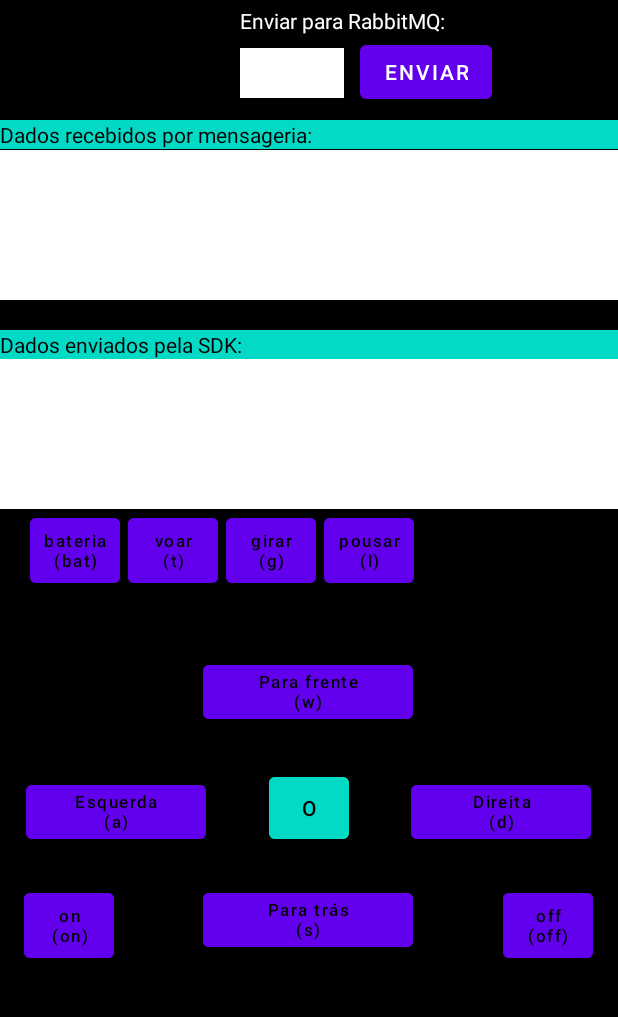
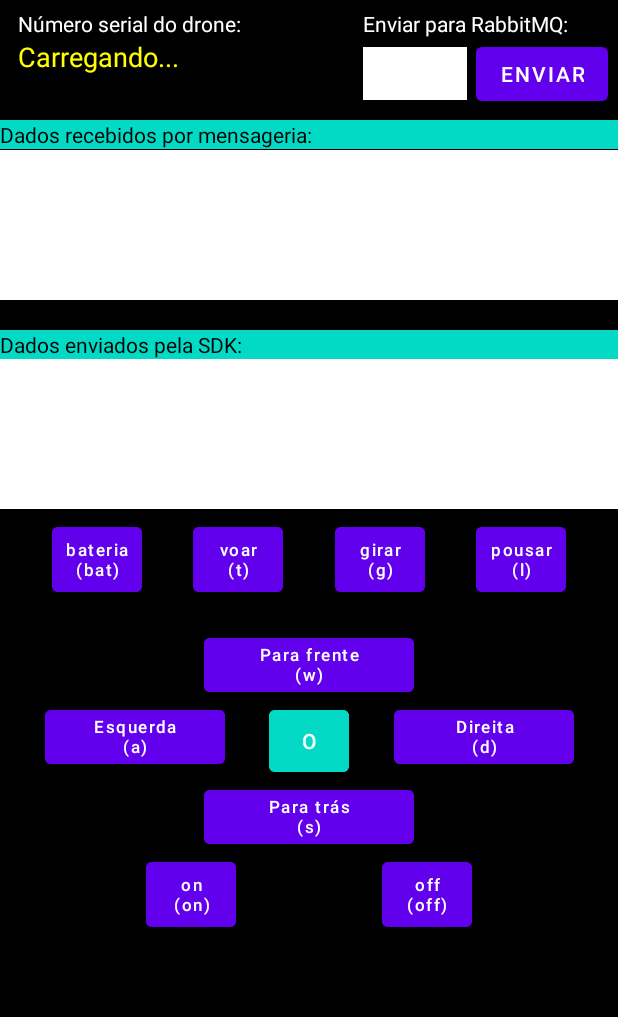
Before and after one commit to bcfreitas/ControlePorMensageria, an Android app: the ControleActivity screen opened directly, with no data from a screen before it, on a phone screen of 412 x 824 dp, the part 84-1101 px from its top. Run offline under Robolectric (Android 15) with nearby library versions, the phone set to English and light mode, and no system bars; libraries missing offline, so code that uses them is left out: com.rabbitmq.client, dji.common.battery, dji.common.error, dji.common.flightcontroller, dji.common.util and 4 more; 1 statement that could not run was skipped.

Commit message:
mostrando o serial do Drone que está conectado

```diff
--- a/app/src/main/java/com/bcfreitas/controlepormensageria/ControleActivity.java
+++ b/app/src/main/java/com/bcfreitas/controlepormensageria/ControleActivity.java
@@ -11,6 +11,7 @@ import android.os.Bundle;
 import android.os.Handler;
 import android.os.Looper;
 import android.os.Message;
+import android.util.Log;
 import android.view.View;
 import android.widget.ScrollView;
 import android.widget.TextView;
@@ -28,6 +29,7 @@ import dji.common.battery.BatteryState;
 import dji.common.error.DJIError;
 import dji.common.flightcontroller.virtualstick.FlightControlData;
 import dji.common.util.CommonCallbacks;
+import dji.sdk.base.BaseComponent;
 import dji.sdk.base.BaseProduct;
 import dji.sdk.flightcontroller.FlightController;
 import dji.sdk.products.Aircraft;
@@ -56,12 +58,27 @@ public class ControleActivity extends AppCompatActivity {
     private TurnOffMotors turnOffMotors;
     private GetBatteryLevel getBatteryLevel;
     private int nivelBateria;
+    private String serialNumber;
+    private BaseComponent.ComponentListener mDJIComponentListener = new BaseComponent.ComponentListener() {
+
+        @Override
+        public void onConnectivityChange(boolean isConnected) {
+            showToast("Drone conectado = " + isConnected);
+            consultarSerialDrone();
+        }
+    };
 
     private float pitch;
     private float roll;
     private float yaw;
     private float throttle;
 
+    private BroadcastReceiver localBroadcaster= new BroadcastReceiver() {
+        @Override
+        public void onReceive(Context context, Intent intent) {
+            atualizarViewSerial(intent.getExtras().getString("serial"));
+        }
+    };
 
     private BroadcastReceiver mensageria = new BroadcastReceiver() {
         @Override
@@ -102,12 +119,16 @@ public class ControleActivity extends AppCompatActivity {
         LocalBroadcastManager.getInstance(getApplicationContext()).registerReceiver((mensageria),
                 new IntentFilter("comandoIntent")
         );
+        LocalBroadcastManager.getInstance(getApplicationContext()).registerReceiver((localBroadcaster),
+                new IntentFilter("serialIntent")
+        );
     }
 
     @Override
     public void onStop() {
         super.onStop();
         LocalBroadcastManager.getInstance(getApplicationContext()).unregisterReceiver(mensageria);
+        LocalBroadcastManager.getInstance(getApplicationContext()).unregisterReceiver(localBroadcaster);
     }
 
     @Override
@@ -128,6 +149,12 @@ public class ControleActivity extends AppCompatActivity {
 
         MensageriaThread mensageriaThread = new MensageriaThread(getApplicationContext());
         mensageriaThread.start();
+
+        handler.postDelayed(new Runnable() {
+            public void run() {
+                consultarSerialDrone();
+            }
+        }, 2000);
 
         findViewById(R.id.btnSendMessage).setOnClickListener(new View.OnClickListener() {
             @Override
@@ -608,4 +635,46 @@ public class ControleActivity extends AppCompatActivity {
         }
     }
 
+    public void consultarSerialDrone(){
+        if(getAircraftInstance() != null && getAircraftInstance().getFlightController()!=null) {
+            getAircraftInstance().getFlightController().getSerialNumber(new CommonCallbacks.CompletionCallbackWith<String>() {
+                @Override
+                public void onSuccess(String s) {
+                    serialNumber = s;
+                    enviaDadosParaThreadPrincipal(s + "\n Conectado!");
+                }
+
+                @Override
+                public void onFailure(DJIError djiError) {
+                    showToast("getSerialNumber failed: " + djiError.getDescription());
+                    enviaDadosParaThreadPrincipal(null);
+                }
+            });
+        } else {
+            enviaDadosParaThreadPrincipal(null);
+        }
+    }
+
+    public void atualizarViewSerial(String serial){
+        if(serial != null) {
+            ((TextView) findViewById(R.id.serialDrone)).setText(serialNumber);
+            ((TextView) findViewById(R.id.serialDrone)).setTextColor(getResources().getColor(R.color.green));
+        } else {
+            ((TextView) findViewById(R.id.serialDrone)).setText("Desconectado!");
+            ((TextView) findViewById(R.id.serialDrone)).setTextColor(getResources().getColor(R.color.red));
+        }
+    }
+
+
+    /**
+     * Usado para enviar intent de modificação do texto do serial do drone
+     * @param message
+     */
+    private void enviaDadosParaThreadPrincipal(String message){
+        Intent intent = new Intent("serialIntent");
+        intent.removeExtra("serial");
+        intent.putExtra ("serial", message);
+        LocalBroadcastManager.getInstance(getApplicationContext()).sendBroadcast(intent);
+    }
+
 }
--- a/app/src/main/res/layout/activity_controle.xml
+++ b/app/src/main/res/layout/activity_controle.xml
@@ -8,91 +8,143 @@
     android:backgroundTint="@color/black"
     tools:context=".ControleActivity">
 
+    <androidx.constraintlayout.widget.ConstraintLayout
+        android:layout_width="170dp"
+        android:layout_height="70dp"
+        android:layout_marginTop="6dp"
+        android:layout_marginRight="6dp"
+        app:layout_constraintEnd_toEndOf="parent"
+        app:layout_constraintTop_toTopOf="parent">
+
+        <TextView
+            android:id="@+id/labelRabbitMQ"
+            android:layout_width="wrap_content"
+            android:layout_height="wrap_content"
+            android:layout_marginLeft="6dp"
+            android:text="Enviar para RabbitMQ:"
+            android:textColor="@color/white"
+            app:layout_constraintStart_toStartOf="parent"
+            app:layout_constraintTop_toTopOf="parent" />
+
+        <EditText
+            android:id="@+id/inputMsgRabbitMQ"
+            android:layout_width="69dp"
+            android:layout_height="35dp"
+            android:layout_marginLeft="6dp"
+            android:layout_marginTop="6dp"
+            android:background="@color/white"
+            android:backgroundTint="@color/white"
+            android:ems="10"
+            android:text=" "
+            app:layout_constraintStart_toStartOf="parent"
+            app:layout_constraintTop_toBottomOf="@id/labelRabbitMQ" />
+
+        <Button
+            android:id="@+id/btnSendMessage"
+            android:layout_width="wrap_content"
+            android:layout_height="wrap_content"
+            android:layout_marginLeft="6dp"
+            android:text="Enviar"
+            app:layout_constraintStart_toEndOf="@id/inputMsgRabbitMQ"
+            app:layout_constraintTop_toBottomOf="@id/labelRabbitMQ" />
+
+    </androidx.constraintlayout.widget.ConstraintLayout>
+
     <Button
         android:id="@+id/botao_bateria"
         android:layout_width="60dp"
         android:layout_height="55dp"
-        android:layout_marginStart="20dp"
+        android:layout_marginTop="6dp"
         android:backgroundTint="@color/purple_500"
         android:padding="2dp"
         android:text="bateria\n(bat)"
         android:textAllCaps="false"
-        android:textColor="@color/black"
+        android:textColor="@color/white"
         android:textSize="11dp"
-        tools:layout_editor_absoluteY="372dp"
-        app:layout_constraintStart_toStartOf="parent
-"
-        app:layout_constraintTop_toBottomOf="@id/scrollLogSDK"/>
+        app:layout_constraintTop_toBottomOf="@+id/scrollLogSDK"
+        app:layout_constraintEnd_toStartOf="@+id/botao_takeoff"
+        app:layout_constraintHorizontal_bias="0.5"
+        app:layout_constraintStart_toStartOf="parent" />
 
     <Button
         android:id="@+id/botao_takeoff"
         android:layout_width="60dp"
         android:layout_height="55dp"
-        android:layout_marginStart="65dp"
         android:backgroundTint="@color/purple_500"
-        android:padding="1dp"
+        android:padding="2dp"
+        android:layout_marginTop="6dp"
         android:text="voar\n(t)"
         android:textAllCaps="false"
-        android:textColor="@color/black"
+        android:textColor="@color/white"
         android:textSize="11dp"
-        tools:layout_editor_absoluteX="68dp"
-        tools:layout_editor_absoluteY="372dp"
-        app:layout_constraintStart_toStartOf="@id/botao_bateria"
-        app:layout_constraintTop_toBottomOf="@id/scrollLogSDK"/>
+        app:layout_constraintEnd_toStartOf="@+id/botao_girar"
+        app:layout_constraintHorizontal_bias="0.5"
+        app:layout_constraintStart_toEndOf="@+id/botao_bateria"
+        app:layout_constraintTop_toBottomOf="@+id/scrollLogSDK" />
 
     <Button
         android:id="@+id/botao_girar"
         android:layout_width="60dp"
         android:layout_height="55dp"
-        android:layout_marginStart="65dp"
+        android:layout_marginTop="6dp"
+        android:padding="2dp"
         android:backgroundTint="@color/purple_500"
         android:text="girar\n(g)"
         android:textAllCaps="false"
-        android:textColor="@color/black"
+        android:textColor="@color/white"
         android:textSize="11dp"
-        tools:layout_editor_absoluteX="137dp"
-        tools:layout_editor_absoluteY="372dp"
-        app:layout_constraintStart_toStartOf="@id/botao_takeoff"
-        app:layout_constraintTop_toBottomOf="@id/scrollLogSDK"/>
+        app:layout_constraintEnd_toStartOf="@+id/botao_land"
+        app:layout_constraintHorizontal_bias="0.5"
+        app:layout_constraintStart_toEndOf="@+id/botao_takeoff"
+        app:layout_constraintTop_toBottomOf="@+id/scrollLogSDK" />
 
     <Button
         android:id="@+id/botao_land"
         android:layout_width="60dp"
         android:layout_height="55dp"
-        android:layout_marginStart="65dp"
+        android:layout_marginTop="6dp"
         android:backgroundTint="@color/purple_500"
-        android:padding="1dp"
+        android:padding="2dp"
         android:text="pousar\n(l)"
         android:textAllCaps="false"
-        android:textColor="@color/black"
+        android:textColor="@color/white"
         android:textSize="11dp"
-        tools:layout_editor_absoluteX="206dp"
-        tools:layout_editor_absoluteY="372dp"
-        app:layout_constraintStart_toStartOf="@id/botao_girar"
-        app:layout_constraintTop_toBottomOf="@id/scrollLogSDK"/>
+        app:layout_constraintEnd_toEndOf="parent"
+        app:layout_constraintHorizontal_bias="0.5"
+        app:layout_constraintStart_toEndOf="@+id/botao_girar"
+        app:layout_constraintTop_toBottomOf="@+id/scrollLogSDK" />
 
-    <Button
-        android:id="@+id/btnSendMessage"
-        android:layout_width="wrap_content"
-        android:layout_height="wrap_content"
-        android:layout_marginStart="240dp"
-        android:layout_marginTop="24dp"
-        android:text="Enviar"
+    <androidx.constraintlayout.widget.ConstraintLayout
+        android:layout_width="200dp"
+        android:layout_height="70dp"
+        android:layout_marginTop="6dp"
+        android:layout_marginLeft="6dp"
         app:layout_constraintStart_toStartOf="parent"
-        app:layout_constraintTop_toTopOf="parent" />
+        app:layout_constraintTop_toTopOf="parent">
 
-    <EditText
-        android:id="@+id/inputMsgRabbitMQ"
-        android:layout_width="69dp"
-        android:layout_height="33dp"
-        android:layout_marginStart="160dp"
-        android:layout_marginTop="32dp"
-        android:background="@color/white"
-        android:backgroundTint="@color/white"
-        android:ems="10"
-        android:text=" "
-        app:layout_constraintStart_toStartOf="parent"
-        app:layout_constraintTop_toTopOf="parent" />
+        <TextView
+            android:id="@+id/labelSerial"
+            android:layout_width="wrap_content"
+            android:layout_height="wrap_content"
+            android:layout_marginLeft="6dp"
+            android:text="Número serial do drone:"
+            android:textColor="@color/white"
+            app:layout_constraintStart_toStartOf="parent"
+            app:layout_constraintTop_toTopOf="parent" />
+
+        <TextView
+            android:id="@+id/serialDrone"
+            android:layout_width="wrap_content"
+            android:layout_height="wrap_content"
+            android:layout_marginLeft="6dp"
+            android:text="Carregando..."
+            android:textColor="@color/yellow"
+            android:textSize="18dp"
+            app:layout_constraintStart_toStartOf="parent"
+            app:layout_constraintTop_toBottomOf="@id/labelSerial"
+            />
+
+    </androidx.constraintlayout.widget.ConstraintLayout>
 
     <TextView
         android:id="@+id/labelLogComandos"
@@ -131,7 +183,7 @@
             android:layout_marginTop="1dp"
             android:background="@color/white"
             android:text=""
-            android:textColor="@color/black" />
+            android:textColor="@color/white" />
 
     </ScrollView>
 
@@ -152,7 +204,6 @@
         android:id="@+id/scrollLogSDK"
         android:layout_width="match_parent"
         android:layout_height="100dp"
-        android:layout_marginTop="0dp"
         android:background="@color/white"
         android:fadeScrollbars="false"
         android:fillViewport="true"
@@ -161,8 +212,7 @@
         android:scrollbarSize="4dp"
         android:verticalScrollbarPosition="right"
         app:layout_constraintTop_toBottomOf="@id/labelLogSDK"
-        tools:layout_editor_absoluteX="196dp"
-        tools:layout_editor_absoluteY="203dp">
+        tools:layout_editor_absoluteX="196dp">
 
         <TextView
             android:id="@+id/logComandosSDK"
@@ -172,7 +222,7 @@
             android:layout_marginTop="1dp"
             android:background="@color/white"
             android:text=""
-            android:textColor="@color/black" />
+            android:textColor="@color/white" />
 
     </ScrollView>
 
@@ -180,121 +230,111 @@
         android:id="@+id/botao_frente"
         android:layout_width="140dp"
         android:layout_height="wrap_content"
-        android:layout_marginStart="135dp"
-        android:layout_marginTop="437dp"
         android:backgroundTint="@color/purple_500"
+        android:layout_marginTop="80dp"
         android:padding="1dp"
         android:text="Para frente\n(w)"
         android:textAllCaps="false"
-        android:textColor="@color/black"
+        android:textColor="@color/white"
         android:textSize="11dp"
+        app:layout_constraintEnd_toEndOf="parent"
+        app:layout_constraintHorizontal_bias="0.5"
         app:layout_constraintStart_toStartOf="parent"
-        app:layout_constraintTop_toTopOf="parent" />
+        app:layout_constraintTop_toBottomOf="@id/scrollLogSDK" />
 
     <Button
         android:id="@+id/botao_off"
         android:layout_width="60dp"
         android:layout_height="55dp"
-        android:layout_marginStart="335dp"
-        android:layout_marginTop="589dp"
         android:backgroundTint="@color/purple_500"
         android:padding="1dp"
         android:text="off\n(off)"
         android:textAllCaps="false"
-        android:textColor="@color/black"
+        android:textColor="@color/white"
         android:textSize="11dp"
-        app:layout_constraintStart_toStartOf="parent"
-        app:layout_constraintTop_toTopOf="parent" />
+        app:layout_constraintEnd_toEndOf="parent"
+        app:layout_constraintHorizontal_bias="0.5"
+        app:layout_constraintStart_toEndOf="@+id/botao_on"
+        app:layout_constraintTop_toBottomOf="@+id/botao_tras" />
 
     <Button
         android:id="@+id/botao_on"
         android:layout_width="60dp"
         android:layout_height="55dp"
-        android:layout_marginStart="16dp"
-        android:layout_marginTop="589dp"
         android:backgroundTint="@color/purple_500"
         android:padding="1dp"
         android:text="on\n(on)"
         android:textAllCaps="false"
-        android:textColor="@color/black"
+        android:textColor="@color/white"
         android:textSize="11dp"
+        app:layout_constraintEnd_toStartOf="@+id/botao_off"
+        app:layout_constraintHorizontal_bias="0.5"
         app:layout_constraintStart_toStartOf="parent"
-        app:layout_constraintTop_toTopOf="parent" />
+        app:layout_constraintTop_toBottomOf="@+id/botao_tras" />
 
     <Button
         android:id="@+id/botao_esquerda"
         android:layout_width="120dp"
         android:layout_height="wrap_content"
-        android:layout_marginStart="17dp"
-        android:layout_marginTop="517dp"
+        android:layout_marginBottom="24dp"
         android:backgroundTint="@color/purple_500"
         android:padding="1dp"
         android:text="Esquerda\n(a)"
         android:textAllCaps="false"
-        android:textColor="@color/black"
+        android:textColor="@color/white"
         android:textSize="11dp"
+        app:layout_constraintEnd_toStartOf="@+id/botao_centro"
+        app:layout_constraintHorizontal_bias="0.5"
         app:layout_constraintStart_toStartOf="parent"
-        app:layout_constraintTop_toTopOf="parent" />
+        app:layout_constraintTop_toBottomOf="@+id/botao_frente" />
 
     <Button
         android:id="@+id/botao_centro"
         android:layout_width="53dp"
         android:layout_height="53dp"
-        android:layout_marginStart="179dp"
-        android:layout_marginTop="512dp"
         android:backgroundTint="@color/teal_200"
         android:text="O"
-        android:textColor="@color/black"
-        app:layout_constraintStart_toStartOf="parent"
-        app:layout_constraintTop_toTopOf="parent" />
+        android:textColor="@color/white"
+        app:layout_constraintEnd_toStartOf="@+id/botao_direita"
+        app:layout_constraintHorizontal_bias="0.5"
+        app:layout_constraintStart_toEndOf="@+id/botao_esquerda"
+        app:layout_constraintTop_toBottomOf="@+id/botao_frente" />
 
     <Button
         android:id="@+id/botao_tras"
         android:layout_width="140dp"
         android:layout_height="wrap_content"
-        android:layout_marginStart="135dp"
-        android:layout_marginTop="589dp"
         android:backgroundTint="@color/purple_500"
         android:padding="1dp"
         android:text="Para trás\n(s)"
         android:textAllCaps="false"
-        android:textColor="@color/black"
+        android:textColor="@color/white"
         android:textSize="11dp"
+        app:layout_constraintEnd_toEndOf="parent"
+        app:layout_constraintHorizontal_bias="0.5"
         app:layout_constraintStart_toStartOf="parent"
-        app:layout_constraintTop_toTopOf="parent" />
+        app:layout_constraintTop_toBottomOf="@+id/botao_centro" />
 
     <Button
         android:id="@+id/botao_direita"
         android:layout_width="120dp"
         android:layout_height="wrap_content"
-        android:layout_marginStart="274dp"
-        android:layout_marginTop="517dp"
         android:backgroundTint="@color/purple_500"
         android:padding="1dp"
         android:text="Direita\n(d)"
         android:textAllCaps="false"
-        android:textColor="@color/black"
+        android:textColor="@color/white"
         android:textSize="11dp"
-        app:layout_constraintStart_toStartOf="parent"
-        app:layout_constraintTop_toTopOf="parent" />
-
-    <TextView
-        android:id="@+id/textView"
-        android:layout_width="wrap_content"
-        android:layout_height="wrap_content"
-        android:layout_marginStart="160dp"
-        android:layout_marginTop="4dp"
-        android:text="Enviar para RabbitMQ:"
-        android:textColor="@color/white"
-        app:layout_constraintStart_toStartOf="parent"
-        app:layout_constraintTop_toTopOf="parent" />
+        app:layout_constraintEnd_toEndOf="parent"
+        app:layout_constraintHorizontal_bias="0.5"
+        app:layout_constraintStart_toEndOf="@+id/botao_centro"
+        app:layout_constraintTop_toBottomOf="@+id/botao_frente" />
 
     <androidx.constraintlayout.widget.Group
         android:id="@+id/group"
         android:layout_width="wrap_content"
         android:layout_height="wrap_content"
         app:constraint_referenced_ids="botao_land,botao_girar,botao_takeoff,botao_bateria"
-        app:flow_horizontalAlign="center"
-        />
+        app:flow_horizontalAlign="center" />
 
 </androidx.constraintlayout.widget.ConstraintLayout>
--- a/app/src/main/res/values/colors.xml
+++ b/app/src/main/res/values/colors.xml
@@ -7,4 +7,10 @@
     <color name="teal_700">#FF018786</color>
     <color name="black">#FF000000</color>
     <color name="white">#FFFFFFFF</color>
+    <color name="green">#00FF00</color>
+    <color name="red">#FF4500</color>
+    <color name="yellow">#FFFF00</color>
+
+
+
 </resources>
```
